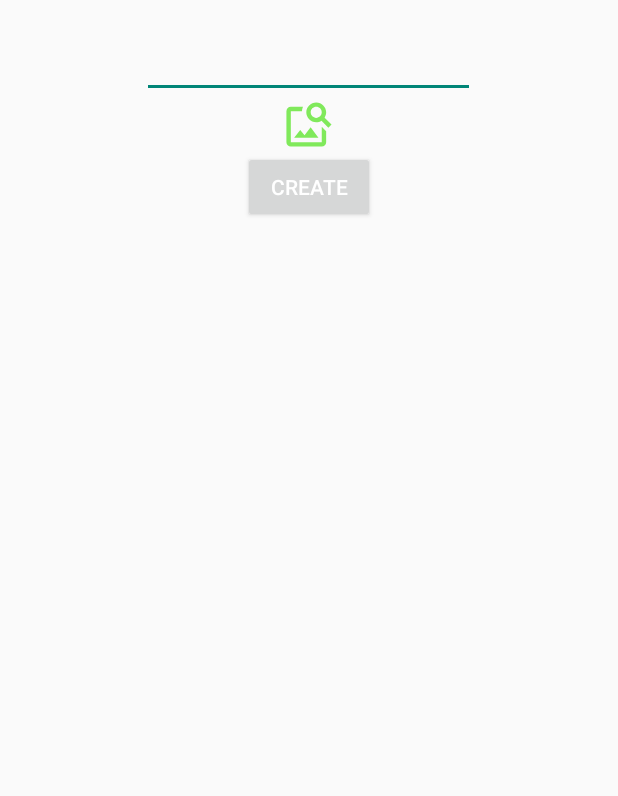
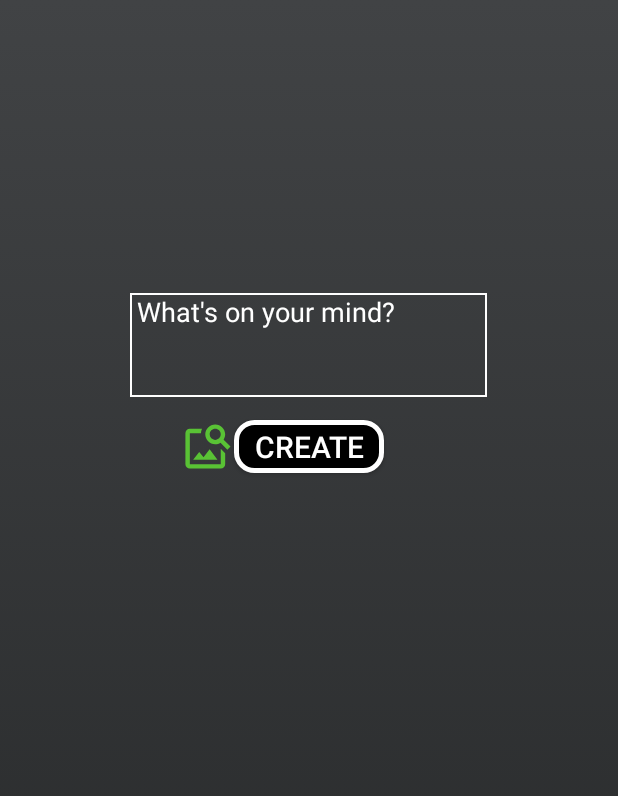
Before and after one commit to jtclapp/Jabber, an Android app: the CreatingPostActivity screen opened directly, with no data from a screen before it, on a phone screen of 412 x 824 dp. Shown: the top 796 px of the screen. Run offline under Robolectric (Android 15) with nearby library versions, the phone set to English and light mode, and no system bars; our stand-ins replace Firebase (no records; nobody signed in at launch, a user with empty details on screens opened directly); pictures from the network do not load.

Commit message:
Picture Upload fix

```diff
--- a/app/build.gradle
+++ b/app/build.gradle
@@ -44,6 +44,6 @@ dependencies {
     implementation 'com.squareup.retrofit2:retrofit:2.9.0'
     implementation 'com.squareup.retrofit2:converter-gson:2.9.0'
     implementation 'com.google.firebase:firebase-messaging:17.3.1'
-    implementation 'com.squareup.picasso:picasso:2.71828'
     implementation 'de.hdodenhof:circleimageview:3.1.0'
+    implementation 'com.github.bumptech.glide:glide:4.9.0'
 }
--- a/app/src/main/java/com/modify/jabber/Adapter/UserAdapter.java
+++ b/app/src/main/java/com/modify/jabber/Adapter/UserAdapter.java
@@ -11,6 +11,7 @@ import android.widget.TextView;
 import androidx.annotation.NonNull;
 import androidx.recyclerview.widget.RecyclerView;
 
+import com.bumptech.glide.Glide;
 import com.google.firebase.auth.FirebaseAuth;
 import com.google.firebase.auth.FirebaseUser;
 import com.google.firebase.database.DataSnapshot;
@@ -22,7 +23,6 @@ import com.modify.jabber.MessageActivity;
 import com.modify.jabber.R;
 import com.modify.jabber.model.Chat;
 import com.modify.jabber.model.User;
-import com.squareup.picasso.Picasso;
 
 import java.util.List;
 
@@ -62,7 +62,8 @@ public class UserAdapter extends RecyclerView.Adapter<UserAdapter.ViewHolder> {
             if (user.getImageURL().equals("default")){
                 holder.profile_image.setImageResource(R.mipmap.ic_launcher);
             } else {
-                Picasso.get().load(user.getImageURL()).fit().centerInside().rotate(270).into(holder.profile_image);
+                //Picasso.get().load(user.getImageURL()).fit().centerInside().rotate(270).into(holder.profile_image);
+                Glide.with(mContext).load(user.getImageURL()).centerCrop().into(holder.profile_image);
             }
         }
 
--- a/app/src/main/java/com/modify/jabber/CreatingPostActivity.java
+++ b/app/src/main/java/com/modify/jabber/CreatingPostActivity.java
@@ -16,6 +16,7 @@ import android.widget.Toast;
 
 import androidx.appcompat.app.AppCompatActivity;
 
+import com.bumptech.glide.Glide;
 import com.google.android.gms.tasks.OnSuccessListener;
 import com.google.android.gms.tasks.Task;
 import com.google.firebase.auth.FirebaseAuth;
@@ -26,7 +27,6 @@ import com.google.firebase.storage.FirebaseStorage;
 import com.google.firebase.storage.StorageReference;
 import com.google.firebase.storage.StorageTask;
 import com.google.firebase.storage.UploadTask;
-import com.squareup.picasso.Picasso;
 
 import java.io.ByteArrayOutputStream;
 import java.io.IOException;
@@ -57,7 +57,7 @@ public class CreatingPostActivity extends AppCompatActivity {
         hashMap = new HashMap<>();
         databaseReference = FirebaseDatabase.getInstance().getReference();
         intent = getIntent();
-        create = findViewById(R.id.button);
+        create = findViewById(R.id.CreatePostButton);
         photo = findViewById(R.id.btn_get_image);
         uploadedPhoto = findViewById(R.id.PostedImage);
         typedCaption = findViewById(R.id.uploaded_caption);
@@ -84,9 +84,16 @@ public class CreatingPostActivity extends AppCompatActivity {
                 {
                     hashMap.put("caption",caption);
                 }
-                hashMap.put("date",date);
-                databaseReference.child("Posts").push().setValue(hashMap);
-                startActivity(new Intent(CreatingPostActivity.this, MainActivity.class));
+                if(caption.equals("") && downloadUri == null)
+                {
+                    Toast.makeText(CreatingPostActivity.this,"You need to upload a photo or write something to post.",Toast.LENGTH_SHORT).show();
+                }
+                else
+                {
+                    hashMap.put("date",date);
+                    databaseReference.child("Posts").push().setValue(hashMap);
+                    startActivity(new Intent(CreatingPostActivity.this, MainActivity.class));
+                }
             }
         });
 
@@ -142,7 +149,8 @@ public class CreatingPostActivity extends AppCompatActivity {
                     }
                     pd.dismiss();
                     uploadedPhoto.setVisibility(View.VISIBLE);
-                    Picasso.get().load(imageUri).rotate(270).into(uploadedPhoto);
+                    //Picasso.get().load(imageUri).rotate(270).into(uploadedPhoto);
+                    Glide.with(CreatingPostActivity.this).load(imageUri).centerCrop().into(uploadedPhoto);
 
                 }
             });
--- a/app/src/main/java/com/modify/jabber/MainActivity.java
+++ b/app/src/main/java/com/modify/jabber/MainActivity.java
@@ -15,6 +15,7 @@ import androidx.fragment.app.FragmentManager;
 import androidx.fragment.app.FragmentPagerAdapter;
 import androidx.viewpager.widget.ViewPager;
 
+import com.bumptech.glide.Glide;
 import com.google.android.material.tabs.TabLayout;
 import com.google.firebase.auth.FirebaseAuth;
 import com.google.firebase.auth.FirebaseUser;
@@ -28,7 +29,6 @@ import com.modify.jabber.Fragments.ProfileFragment;
 import com.modify.jabber.Fragments.UserFragment;
 import com.modify.jabber.model.Chat;
 import com.modify.jabber.model.User;
-import com.squareup.picasso.Picasso;
 
 import java.util.ArrayList;
 import java.util.HashMap;
@@ -71,7 +71,8 @@ public class MainActivity extends AppCompatActivity {
                     if (user.getImageURL().equals("default")) {
                         profile_image.setImageResource(R.mipmap.ic_launcher);
                     } else {
-                        Picasso.get().load(user.getImageURL()).fit().centerInside().rotate(270).into(profile_image);
+                        //Picasso.get().load(user.getImageURL()).fit().centerInside().rotate(270).into(profile_image);
+                        Glide.with(MainActivity.this).load(user.getImageURL()).centerCrop().into(profile_image);
                     }
                 }
             }
--- a/app/src/main/java/com/modify/jabber/SettingActivity.java
+++ b/app/src/main/java/com/modify/jabber/SettingActivity.java
@@ -1,8 +1,8 @@
 package com.modify.jabber;
 
+import android.os.Bundle;
+
 import androidx.appcompat.app.AppCompatActivity;
-
-import android.os.Bundle;
 
 public class SettingActivity extends AppCompatActivity {
 
--- a/app/src/main/res/drawable/background_left.xml
+++ b/app/src/main/res/drawable/background_left.xml
@@ -6,6 +6,6 @@
         android:radius="10dp"
         android:topLeftRadius="0dp"/>
 
-    <solid android:color="@android:color/holo_green_dark"/>
+    <solid android:color="#0BDA51"/>
 
 </shape>
--- /dev/null
+++ b/app/src/main/res/drawable/edit_text_boarder.xml
@@ -0,0 +1,6 @@
+<?xml version="1.0" encoding="utf-8"?>
+<shape xmlns:android="http://schemas.android.com/apk/res/android">
+    <stroke
+        android:width="1dp"
+        android:color="@color/white"/>
+</shape>
--- a/app/src/main/res/layout/activity_creating_post.xml
+++ b/app/src/main/res/layout/activity_creating_post.xml
@@ -4,42 +4,58 @@
     xmlns:tools="http://schemas.android.com/tools"
     android:layout_width="match_parent"
     android:layout_height="match_parent"
-    tools:context=".CreatingPostActivity">
+    tools:context=".CreatingPostActivity"
+    android:background="@drawable/gradient_background">
 
-
+    <TextView
+        android:id="@+id/postSpacing"
+        android:layout_width="match_parent"
+        android:layout_height="146dp" />
     <ImageView
         android:id="@+id/PostedImage"
         android:layout_width="wrap_content"
         android:layout_height="wrap_content"
         android:adjustViewBounds="true"
         android:padding="10dp"
+        android:layout_below="@+id/postSpacing"
         android:layout_centerHorizontal="true"
         android:scaleType="fitCenter"/>
 
     <EditText
         android:id="@+id/uploaded_caption"
-        android:layout_width="222dp"
-        android:layout_height="wrap_content"
+        android:layout_width="238dp"
+        android:layout_height="69dp"
         android:layout_below="@id/PostedImage"
         android:layout_centerHorizontal="true"
+        android:layout_marginTop="29dp"
+        android:gravity="start"
+        android:hint=" What's on your mind?"
         android:inputType="textMultiLine"
         android:textColor="#E6DADA"
-        android:textSize="18sp" />
+        android:background="@drawable/edit_text_boarder"
+        android:textColorHint="@color/white" />
+    <TextView
+        android:id="@+id/postSpacing2"
+        android:layout_width="match_parent"
+        android:layout_height="15dp"
+        android:layout_below="@id/uploaded_caption"/>
     <ImageButton
         android:layout_width="35dp"
         android:layout_height="35dp"
         android:background="@drawable/ic_image_action"
         android:id="@+id/btn_get_image"
+        android:paddingRight="10dp"
+        android:layout_toLeftOf="@+id/CreatePostButton"
+        android:layout_below="@id/postSpacing2"/>
+    <Button
+        android:id="@+id/CreatePostButton"
+        android:text="Create"
+        android:textColor="#FFFFFF"
+        android:textSize="20sp"
+        android:layout_width="100dp"
+        android:layout_height="35dp"
+        android:layout_below="@id/postSpacing2"
         android:layout_centerHorizontal="true"
-        android:layout_below="@id/uploaded_caption"/>
-
-    <Button
-        android:id="@+id/button"
-        android:layout_width="wrap_content"
-        android:layout_height="wrap_content"
-        android:layout_below="@id/btn_get_image"
-        android:layout_centerHorizontal="true"
-        android:textColor="@color/white"
-        android:text="Create" />
+        android:background="@drawable/buttonshape"/>
 
 </RelativeLayout>
--- a/app/src/main/res/layout/activity_message.xml
+++ b/app/src/main/res/layout/activity_message.xml
@@ -62,7 +62,7 @@
             android:layout_alignParentStart="true"
             android:layout_alignParentLeft="true" />
 
-        <com.modify.jabber.MyEditText
+        <EditText
             android:layout_width="match_parent"
             android:layout_height="wrap_content"
             android:padding="5dp"
--- a/app/src/main/res/layout/fragment_user.xml
+++ b/app/src/main/res/layout/fragment_user.xml
@@ -10,6 +10,8 @@
         android:layout_height="wrap_content"
         android:layout_margin="5dp"
         android:hint="Search..."
+        android:textColorHint="@color/white"
+        android:textColor="@color/white"
         android:id="@+id/search_users"/>
 
     <androidx.recyclerview.widget.RecyclerView
```
Also changed, not shown: app/src/main/java/com/modify/jabber/Adapter/MessageAdapter.java (+5 -3 lines), app/src/main/java/com/modify/jabber/Adapter/ProfileAdapter.java (+7 -14 lines), app/src/main/java/com/modify/jabber/Fragments/ProfileFragment.java (+31 -30 lines), app/src/main/java/com/modify/jabber/MessageActivity.java (+71 -34 lines), app/src/main/java/com/modify/jabber/MyEditText.java (deleted, +0 -60 lines), app/src/main/res/layout/post_item.xml (+18 -4 lines).
